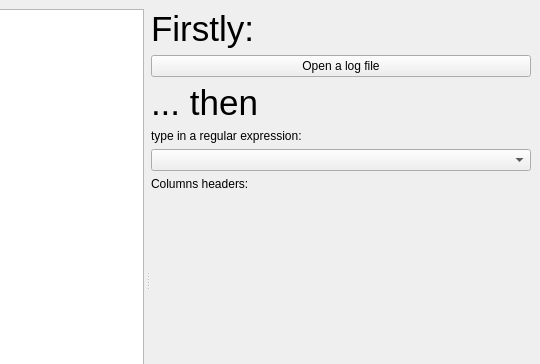
nshiell/blue-log-viewer, file main.ui: the form before one commit; both pictures show x 509 to 1049 and y 0 to 364 of the 1049 by 582 pixel window.
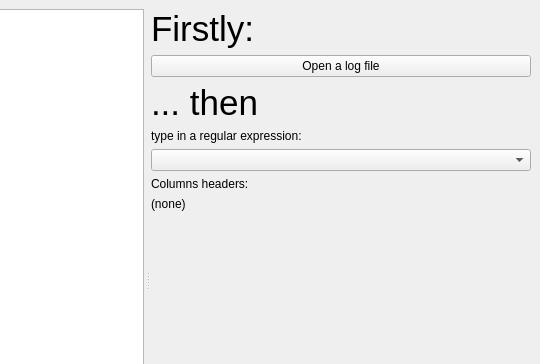
The form after the commit.

Commit message: New UI partially hooked up

```diff
--- a/main.ui
+++ b/main.ui
@@ -37,7 +37,7 @@
       </property>
       <widget class="QTableView" name="tableView"/>
       <widget class="QWidget" name="verticalLayoutWidget">
-       <layout class="QVBoxLayout" name="verticalLayout" stretch="0,0,0,0,0,0,0,0">
+       <layout class="QVBoxLayout" name="verticalLayout" stretch="0,0,0,0,0,0,0,0,0">
         <property name="sizeConstraint">
          <enum>QLayout::SetDefaultConstraint</enum>
         </property>
@@ -89,6 +89,13 @@
           </property>
          </widget>
         </item>
+        <item>
+         <widget class="QLabel" name="label_5">
+          <property name="text">
+           <string>(none)</string>
+          </property>
+         </widget>
+        </item>
         <item>
          <spacer name="verticalSpacer">
           <property name="orientation">
```
Left out of the diff: 2 changed lines with no effect on the pictures. The commit also changes 1 other file.
